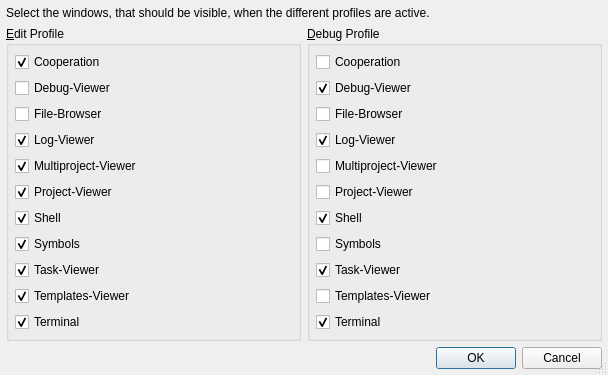
First picture: the form in Preferences/ViewProfileDialog.ui, repository testmana2/test, before the edit.
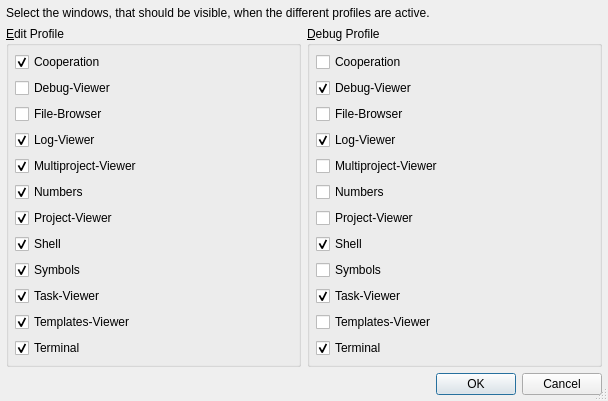
Second picture: the form after the edit.

Patch:
```diff
--- a/Preferences/ViewProfileDialog.ui
+++ b/Preferences/ViewProfileDialog.ui
@@ -7,7 +7,7 @@
     <x>0</x>
     <y>0</y>
     <width>608</width>
-    <height>345</height>
+    <height>366</height>
    </rect>
   </property>
   <property name="windowTitle">
@@ -77,6 +77,16 @@
         </property>
        </widget>
       </item>
+      <item>
+       <widget class="QCheckBox" name="epnuCheckBox">
+        <property name="text">
+         <string>Numbers</string>
+        </property>
+        <property name="checked">
+         <bool>true</bool>
+        </property>
+       </widget>
+      </item>
       <item>
        <widget class="QCheckBox" name="eppbCheckBox">
         <property name="text">
@@ -187,6 +197,13 @@
         </property>
        </widget>
       </item>
+      <item>
+       <widget class="QCheckBox" name="dpnuCheckBox">
+        <property name="text">
+         <string>Numbers</string>
+        </property>
+       </widget>
+      </item>
       <item>
        <widget class="QCheckBox" name="dppbCheckBox">
         <property name="text">
```
Left out of the diff: 2 changed lines with no effect on the pictures.
